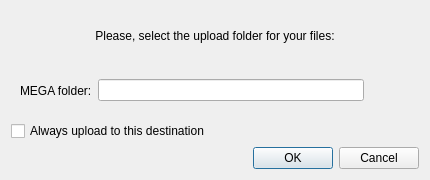
Above: Source/MEGASync/gui/UploadToMegaDialog.ui from meganz/MEGAsync before the change. Below: the same form after it.
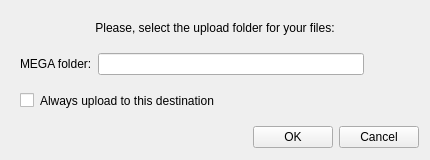
That is the form after the change. Icons and pictures are not drawn.

```diff
--- a/Source/MEGASync/gui/UploadToMegaDialog.ui
+++ b/Source/MEGASync/gui/UploadToMegaDialog.ui
@@ -7,32 +7,47 @@
     <x>0</x>
     <y>0</y>
     <width>430</width>
-    <height>180</height>
+    <height>160</height>
    </rect>
   </property>
   <property name="minimumSize">
    <size>
     <width>430</width>
-    <height>180</height>
+    <height>160</height>
    </size>
   </property>
   <property name="maximumSize">
    <size>
     <width>430</width>
-    <height>180</height>
+    <height>160</height>
    </size>
   </property>
   <property name="windowTitle">
    <string>Upload to MEGA</string>
   </property>
   <layout class="QVBoxLayout" name="verticalLayout">
+   <property name="bottomMargin">
+    <number>0</number>
+   </property>
    <item>
     <widget class="QLabel" name="label">
+     <property name="minimumSize">
+      <size>
+       <width>0</width>
+       <height>24</height>
+      </size>
+     </property>
+     <property name="maximumSize">
+      <size>
+       <width>16777215</width>
+       <height>24</height>
+      </size>
+     </property>
      <property name="text">
       <string>Please, select the upload folder for your files:</string>
      </property>
      <property name="alignment">
-      <set>Qt::AlignCenter</set>
+      <set>Qt::AlignBottom|Qt::AlignHCenter</set>
      </property>
     </widget>
    </item>
@@ -84,6 +99,9 @@
      <property name="enabled">
       <bool>true</bool>
      </property>
+     <property name="styleSheet">
+      <string notr="true">margin-left: 9px;</string>
+     </property>
      <property name="text">
       <string>Always upload to this destination</string>
      </property>
@@ -93,10 +111,42 @@
     </widget>
    </item>
    <item>
-    <widget class="QDialogButtonBox" name="buttonBox">
-     <property name="standardButtons">
-      <set>QDialogButtonBox::Cancel|QDialogButtonBox::Ok</set>
-     </property>
+    <widget class="QWidget" name="widget_2" native="true">
+     <layout class="QHBoxLayout" name="horizontalLayout_2">
+      <property name="spacing">
+       <number>6</number>
+      </property>
+      <property name="margin">
+       <number>0</number>
+      </property>
+      <item>
+       <spacer name="horizontalSpacer">
+        <property name="orientation">
+         <enum>Qt::Horizontal</enum>
+        </property>
+        <property name="sizeHint" stdset="0">
+         <size>
+          <width>40</width>
+          <height>20</height>
+         </size>
+        </property>
+       </spacer>
+      </item>
+      <item>
+       <widget class="QPushButton" name="bOK">
+        <property name="text">
+         <string>OK</string>
+        </property>
+       </widget>
+      </item>
+      <item>
+       <widget class="QPushButton" name="bCancel">
+        <property name="text">
+         <string>Cancel</string>
+        </property>
+       </widget>
+      </item>
+     </layout>
     </widget>
    </item>
   </layout>
```
Left out of the diff: 8 changed lines with no effect on the pictures.
